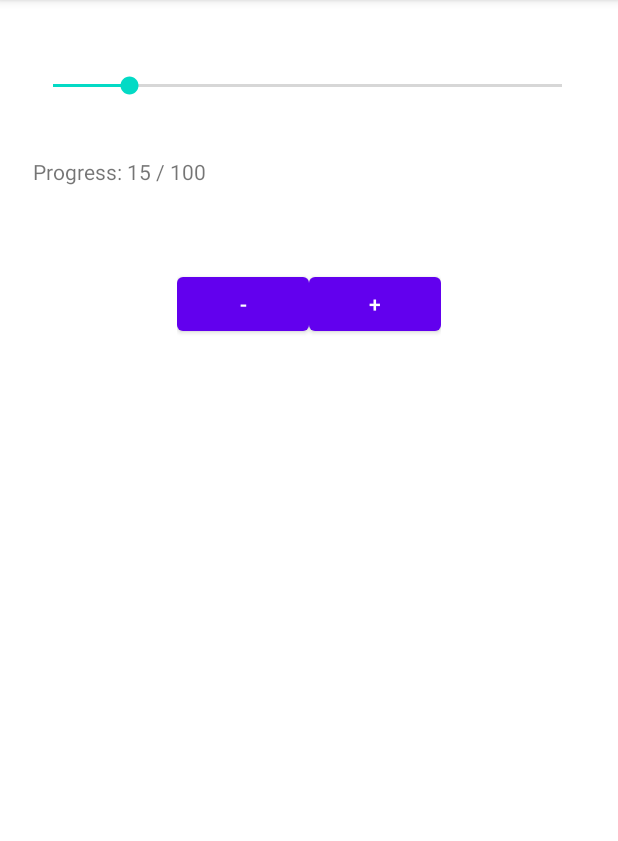
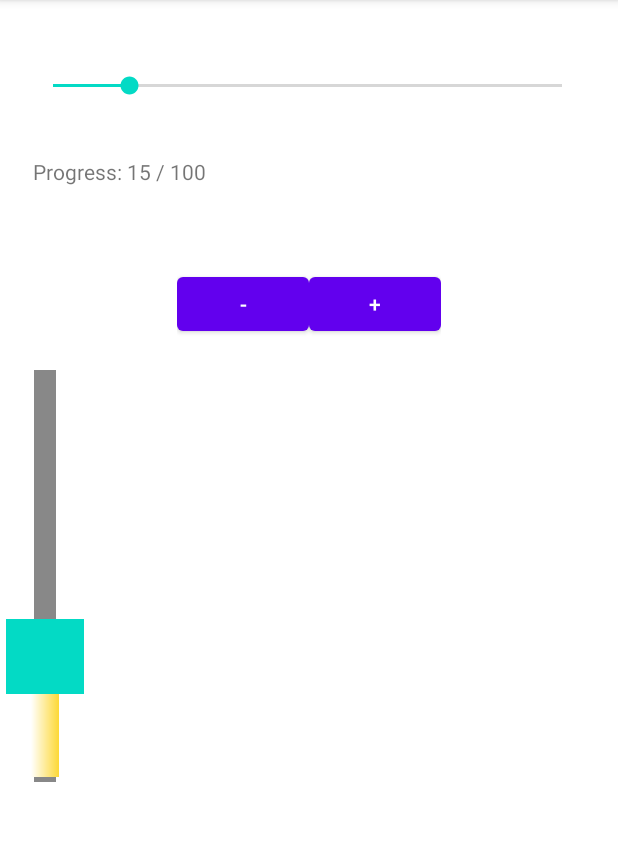
Before and after one commit to vnvuongducnghia/android_view_test_demo, an Android app: the screen it shows after launch (SeekBarDemo), on a phone screen of 412 x 824 dp, the part 84-925 px from its top. Run offline under Robolectric (Android 15) with nearby library versions, the phone set to English and light mode, and no system bars.

Commit message:
vertical seekbar

```diff
--- /dev/null
+++ b/AndroidViewTestDemo/app/src/main/java/com/example/androidviewtestdemo/VerticalSeekBar.kt
@@ -0,0 +1,73 @@
+package com.example.androidviewtestdemo
+
+import android.annotation.SuppressLint
+import android.content.Context
+import android.graphics.Canvas
+import android.util.AttributeSet
+import android.view.MotionEvent
+import androidx.appcompat.widget.AppCompatSeekBar
+import androidx.core.content.ContextCompat
+
+/**
+ * Created by ${nghia.vuong} on 13,July,2021
+ */
+class VerticalSeekBar : AppCompatSeekBar {
+
+    constructor(context: Context) : super(context) {
+        initView(context)
+    }
+
+    constructor(
+        context: Context,
+        attrs: AttributeSet?,
+        defStyle: Int
+    ) : super(context, attrs, defStyle) {
+        initView(context)
+    }
+
+    constructor(
+        context: Context,
+        attrs: AttributeSet?
+    ) : super(context, attrs) {
+        initView(context)
+    }
+
+    private fun initView(context: Context) {
+        // Set Custom Progress Bar Drawable
+        progressDrawable = ContextCompat.getDrawable(context, R.drawable.vertical_progress_selector)
+        // Set Custom Thumb
+        thumb = ContextCompat.getDrawable(context, R.drawable.vertical_progress_thumb)
+    }
+
+    override fun onSizeChanged(w: Int, h: Int, oldw: Int, oldh: Int) {
+        super.onSizeChanged(h, w, oldh, oldw)
+    }
+
+    @Synchronized
+    override fun onMeasure(widthMeasureSpec: Int, heightMeasureSpec: Int) {
+        super.onMeasure(heightMeasureSpec, widthMeasureSpec)
+        setMeasuredDimension(measuredHeight, measuredWidth)
+    }
+
+    override fun onDraw(c: Canvas) {
+        c.rotate(-90f)
+        c.translate(-height.toFloat(), 0f)
+        super.onDraw(c)
+    }
+
+    @SuppressLint("ClickableViewAccessibility")
+    override fun onTouchEvent(event: MotionEvent): Boolean {
+        if (!isEnabled) {
+            return false
+        }
+        when (event.action) {
+            MotionEvent.ACTION_DOWN, MotionEvent.ACTION_MOVE, MotionEvent.ACTION_UP -> {
+                progress = max - (max * event.y / height).toInt()
+                onSizeChanged(width, height, 0, 0)
+            }
+            MotionEvent.ACTION_CANCEL -> {
+            }
+        }
+        return true
+    }
+}
--- /dev/null
+++ b/AndroidViewTestDemo/app/src/main/res/drawable/background_fill.xml
@@ -0,0 +1,16 @@
+<?xml version="1.0" encoding="utf-8"?>
+<layer-list xmlns:android="http://schemas.android.com/apk/res/android">
+    <item
+        android:bottom="6dp"
+        android:left="-6dp"
+        android:right="-6dp"
+        android:top="6dp">
+
+        <shape android:shape="rectangle">
+            <solid android:color="#888888" />
+            <stroke
+                android:width="5dp"
+                android:color="@android:color/transparent" />
+        </shape>
+    </item>
+</layer-list>
--- /dev/null
+++ b/AndroidViewTestDemo/app/src/main/res/drawable/progress_fill.xml
@@ -0,0 +1,22 @@
+<?xml version="1.0" encoding="utf-8"?>
+<layer-list xmlns:android="http://schemas.android.com/apk/res/android">
+    <item
+        android:bottom="6dp"
+        android:left="-6dp"
+        android:right="-6dp"
+        android:top="6dp">
+
+        <shape android:shape="rectangle">
+            <solid android:color="@color/white" />
+            <stroke
+                android:width="1dp"
+                android:color="@android:color/transparent" />
+
+            <gradient
+                android:angle="90"
+                android:endColor="#ffffff"
+                android:startColor="#FDD835"
+                android:type="linear" />
+        </shape>
+    </item>
+</layer-list>
--- /dev/null
+++ b/AndroidViewTestDemo/app/src/main/res/drawable/vertical_progress_selector.xml
@@ -0,0 +1,10 @@
+<?xml version="1.0" encoding="utf-8"?>
+<layer-list xmlns:android="http://schemas.android.com/apk/res/android">
+    <item
+        android:id="@android:id/background"
+        android:drawable="@drawable/background_fill" />
+    <item android:id="@android:id/progress">
+        <clip android:drawable="@drawable/progress_fill" />
+    </item>
+
+</layer-list>
--- /dev/null
+++ b/AndroidViewTestDemo/app/src/main/res/drawable/vertical_progress_thumb.xml
@@ -0,0 +1,11 @@
+<?xml version="1.0" encoding="utf-8"?>
+<layer-list xmlns:android="http://schemas.android.com/apk/res/android">
+    <item>
+        <shape android:shape="rectangle">
+            <solid android:color="@color/teal_200"/>
+            <size
+                android:width="50dp"
+                android:height="52dp"/>
+        </shape>
+    </item>
+</layer-list>
--- a/AndroidViewTestDemo/app/src/main/res/layout/activity_seek_bar_demo.xml
+++ b/AndroidViewTestDemo/app/src/main/res/layout/activity_seek_bar_demo.xml
@@ -55,4 +55,17 @@
             android:layout_weight="1"
             android:text="+" />
     </LinearLayout>
+
+
+    <com.example.androidviewtestdemo.VerticalSeekBar
+        android:id="@+id/audioSeekBar"
+        android:layout_width="60dp"
+        android:layout_height="300dp"
+        android:layout_gravity="center"
+        android:max="100"
+        android:progress="30"
+        app:layout_constraintBottom_toBottomOf="parent"
+        app:layout_constraintStart_toStartOf="parent"
+        app:layout_constraintTop_toTopOf="parent" />
+
 </androidx.constraintlayout.widget.ConstraintLayout>
```
